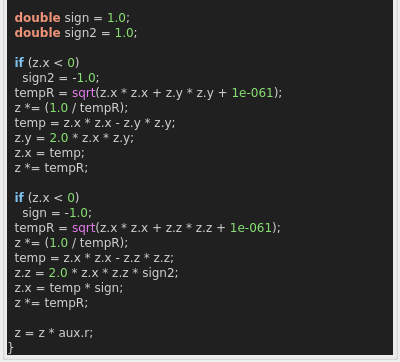
Before: the Qt Designer form mandelbulber2/qt_data/fractal_mandelbulb3.ui in buddhi1980/mandelbulber2, drawn with Qt 5; both pictures show x 0 to 400 and y 180 to 542 of the 400 by 542 pixel window.
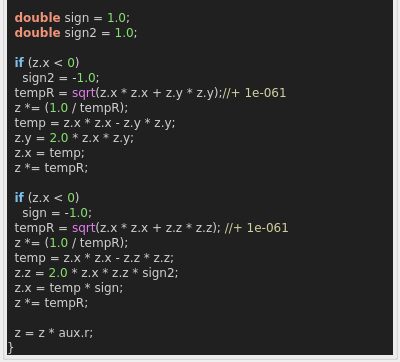
After: the same form once the commit is applied. Custom widgets are drawn as their Qt base class.

```diff
--- a/mandelbulber2/qt_data/fractal_mandelbulb3.ui
+++ b/mandelbulber2/qt_data/fractal_mandelbulb3.ui
@@ -78,7 +78,7 @@
 
   &lt;span style=&quot;color:#7ec0ee; font-weight:bold&quot;&gt;if&lt;/span&gt; &lt;span style=&quot;color:#d0d0d0&quot;&gt;(&lt;/span&gt;z&lt;span style=&quot;color:#d0d0d0&quot;&gt;.&lt;/span&gt;x &lt;span style=&quot;color:#d0d0d0&quot;&gt;&amp;lt;&lt;/span&gt; &lt;span style=&quot;color:#87df71&quot;&gt;0&lt;/span&gt;&lt;span style=&quot;color:#d0d0d0&quot;&gt;)&lt;/span&gt;
     sign2 &lt;span style=&quot;color:#d0d0d0&quot;&gt;= -&lt;/span&gt;&lt;span style=&quot;color:#87df71&quot;&gt;1.0&lt;/span&gt;&lt;span style=&quot;color:#d0d0d0&quot;&gt;;&lt;/span&gt;
-  tempR &lt;span style=&quot;color:#d0d0d0&quot;&gt;=&lt;/span&gt; &lt;span style=&quot;color:#e47eed&quot;&gt;sqrt&lt;/span&gt;&lt;span style=&quot;color:#d0d0d0&quot;&gt;(&lt;/span&gt;z&lt;span style=&quot;color:#d0d0d0&quot;&gt;.&lt;/span&gt;x &lt;span style=&quot;color:#d0d0d0&quot;&gt;*&lt;/span&gt; z&lt;span style=&quot;color:#d0d0d0&quot;&gt;.&lt;/span&gt;x &lt;span style=&quot;color:#d0d0d0&quot;&gt;+&lt;/span&gt; z&lt;span style=&quot;color:#d0d0d0&quot;&gt;.&lt;/span&gt;y &lt;span style=&quot;color:#d0d0d0&quot;&gt;*&lt;/span&gt; z&lt;span style=&quot;color:#d0d0d0&quot;&gt;.&lt;/span&gt;y &lt;span style=&quot;color:#d0d0d0&quot;&gt;+&lt;/span&gt; &lt;span style=&quot;color:#87df71&quot;&gt;1e-061&lt;/span&gt;&lt;span style=&quot;color:#d0d0d0&quot;&gt;);&lt;/span&gt;
+  tempR &lt;span style=&quot;color:#d0d0d0&quot;&gt;=&lt;/span&gt; &lt;span style=&quot;color:#e47eed&quot;&gt;sqrt&lt;/span&gt;&lt;span style=&quot;color:#d0d0d0&quot;&gt;(&lt;/span&gt;z&lt;span style=&quot;color:#d0d0d0&quot;&gt;.&lt;/span&gt;x &lt;span style=&quot;color:#d0d0d0&quot;&gt;*&lt;/span&gt; z&lt;span style=&quot;color:#d0d0d0&quot;&gt;.&lt;/span&gt;x &lt;span style=&quot;color:#d0d0d0&quot;&gt;+&lt;/span&gt; z&lt;span style=&quot;color:#d0d0d0&quot;&gt;.&lt;/span&gt;y &lt;span style=&quot;color:#d0d0d0&quot;&gt;*&lt;/span&gt; z&lt;span style=&quot;color:#d0d0d0&quot;&gt;.&lt;/span&gt;y&lt;span style=&quot;color:#d0d0d0&quot;&gt;);&lt;/span&gt;&lt;span style=&quot;color:#d0d0a0&quot;&gt;//+ 1e-061&lt;/span&gt;
   z &lt;span style=&quot;color:#d0d0d0&quot;&gt;*= (&lt;/span&gt;&lt;span style=&quot;color:#87df71&quot;&gt;1.0&lt;/span&gt; &lt;span style=&quot;color:#d0d0d0&quot;&gt;/&lt;/span&gt; tempR&lt;span style=&quot;color:#d0d0d0&quot;&gt;);&lt;/span&gt;
   temp &lt;span style=&quot;color:#d0d0d0&quot;&gt;=&lt;/span&gt; z&lt;span style=&quot;color:#d0d0d0&quot;&gt;.&lt;/span&gt;x &lt;span style=&quot;color:#d0d0d0&quot;&gt;*&lt;/span&gt; z&lt;span style=&quot;color:#d0d0d0&quot;&gt;.&lt;/span&gt;x &lt;span style=&quot;color:#d0d0d0&quot;&gt;-&lt;/span&gt; z&lt;span style=&quot;color:#d0d0d0&quot;&gt;.&lt;/span&gt;y &lt;span style=&quot;color:#d0d0d0&quot;&gt;*&lt;/span&gt; z&lt;span style=&quot;color:#d0d0d0&quot;&gt;.&lt;/span&gt;y&lt;span style=&quot;color:#d0d0d0&quot;&gt;;&lt;/span&gt;
   z&lt;span style=&quot;color:#d0d0d0&quot;&gt;.&lt;/span&gt;y &lt;span style=&quot;color:#d0d0d0&quot;&gt;=&lt;/span&gt; &lt;span style=&quot;color:#87df71&quot;&gt;2.0&lt;/span&gt; &lt;span style=&quot;color:#d0d0d0&quot;&gt;*&lt;/span&gt; z&lt;span style=&quot;color:#d0d0d0&quot;&gt;.&lt;/span&gt;x &lt;span style=&quot;color:#d0d0d0&quot;&gt;*&lt;/span&gt; z&lt;span style=&quot;color:#d0d0d0&quot;&gt;.&lt;/span&gt;y&lt;span style=&quot;color:#d0d0d0&quot;&gt;;&lt;/span&gt;
@@ -87,7 +87,7 @@
 
   &lt;span style=&quot;color:#7ec0ee; font-weight:bold&quot;&gt;if&lt;/span&gt; &lt;span style=&quot;color:#d0d0d0&quot;&gt;(&lt;/span&gt;z&lt;span style=&quot;color:#d0d0d0&quot;&gt;.&lt;/span&gt;x &lt;span style=&quot;color:#d0d0d0&quot;&gt;&amp;lt;&lt;/span&gt; &lt;span style=&quot;color:#87df71&quot;&gt;0&lt;/span&gt;&lt;span style=&quot;color:#d0d0d0&quot;&gt;)&lt;/span&gt;
     sign &lt;span style=&quot;color:#d0d0d0&quot;&gt;= -&lt;/span&gt;&lt;span style=&quot;color:#87df71&quot;&gt;1.0&lt;/span&gt;&lt;span style=&quot;color:#d0d0d0&quot;&gt;;&lt;/span&gt;
-  tempR &lt;span style=&quot;color:#d0d0d0&quot;&gt;=&lt;/span&gt; &lt;span style=&quot;color:#e47eed&quot;&gt;sqrt&lt;/span&gt;&lt;span style=&quot;color:#d0d0d0&quot;&gt;(&lt;/span&gt;z&lt;span style=&quot;color:#d0d0d0&quot;&gt;.&lt;/span&gt;x &lt;span style=&quot;color:#d0d0d0&quot;&gt;*&lt;/span&gt; z&lt;span style=&quot;color:#d0d0d0&quot;&gt;.&lt;/span&gt;x &lt;span style=&quot;color:#d0d0d0&quot;&gt;+&lt;/span&gt; z&lt;span style=&quot;color:#d0d0d0&quot;&gt;.&lt;/span&gt;z &lt;span style=&quot;color:#d0d0d0&quot;&gt;*&lt;/span&gt; z&lt;span style=&quot;color:#d0d0d0&quot;&gt;.&lt;/span&gt;z &lt;span style=&quot;color:#d0d0d0&quot;&gt;+&lt;/span&gt; &lt;span style=&quot;color:#87df71&quot;&gt;1e-061&lt;/span&gt;&lt;span style=&quot;color:#d0d0d0&quot;&gt;);&lt;/span&gt;
+  tempR &lt;span style=&quot;color:#d0d0d0&quot;&gt;=&lt;/span&gt; &lt;span style=&quot;color:#e47eed&quot;&gt;sqrt&lt;/span&gt;&lt;span style=&quot;color:#d0d0d0&quot;&gt;(&lt;/span&gt;z&lt;span style=&quot;color:#d0d0d0&quot;&gt;.&lt;/span&gt;x &lt;span style=&quot;color:#d0d0d0&quot;&gt;*&lt;/span&gt; z&lt;span style=&quot;color:#d0d0d0&quot;&gt;.&lt;/span&gt;x &lt;span style=&quot;color:#d0d0d0&quot;&gt;+&lt;/span&gt; z&lt;span style=&quot;color:#d0d0d0&quot;&gt;.&lt;/span&gt;z &lt;span style=&quot;color:#d0d0d0&quot;&gt;*&lt;/span&gt; z&lt;span style=&quot;color:#d0d0d0&quot;&gt;.&lt;/span&gt;z&lt;span style=&quot;color:#d0d0d0&quot;&gt;);&lt;/span&gt; &lt;span style=&quot;color:#d0d0a0&quot;&gt;//+ 1e-061&lt;/span&gt;
   z &lt;span style=&quot;color:#d0d0d0&quot;&gt;*= (&lt;/span&gt;&lt;span style=&quot;color:#87df71&quot;&gt;1.0&lt;/span&gt; &lt;span style=&quot;color:#d0d0d0&quot;&gt;/&lt;/span&gt; tempR&lt;span style=&quot;color:#d0d0d0&quot;&gt;);&lt;/span&gt;
   temp &lt;span style=&quot;color:#d0d0d0&quot;&gt;=&lt;/span&gt; z&lt;span style=&quot;color:#d0d0d0&quot;&gt;.&lt;/span&gt;x &lt;span style=&quot;color:#d0d0d0&quot;&gt;*&lt;/span&gt; z&lt;span style=&quot;color:#d0d0d0&quot;&gt;.&lt;/span&gt;x &lt;span style=&quot;color:#d0d0d0&quot;&gt;-&lt;/span&gt; z&lt;span style=&quot;color:#d0d0d0&quot;&gt;.&lt;/span&gt;z &lt;span style=&quot;color:#d0d0d0&quot;&gt;*&lt;/span&gt; z&lt;span style=&quot;color:#d0d0d0&quot;&gt;.&lt;/span&gt;z&lt;span style=&quot;color:#d0d0d0&quot;&gt;;&lt;/span&gt;
   z&lt;span style=&quot;color:#d0d0d0&quot;&gt;.&lt;/span&gt;z &lt;span style=&quot;color:#d0d0d0&quot;&gt;=&lt;/span&gt; &lt;span style=&quot;color:#87df71&quot;&gt;2.0&lt;/span&gt; &lt;span style=&quot;color:#d0d0d0&quot;&gt;*&lt;/span&gt; z&lt;span style=&quot;color:#d0d0d0&quot;&gt;.&lt;/span&gt;x &lt;span style=&quot;color:#d0d0d0&quot;&gt;*&lt;/span&gt; z&lt;span style=&quot;color:#d0d0d0&quot;&gt;.&lt;/span&gt;z &lt;span style=&quot;color:#d0d0d0&quot;&gt;*&lt;/span&gt; sign2&lt;span style=&quot;color:#d0d0d0&quot;&gt;;&lt;/span&gt;
```
